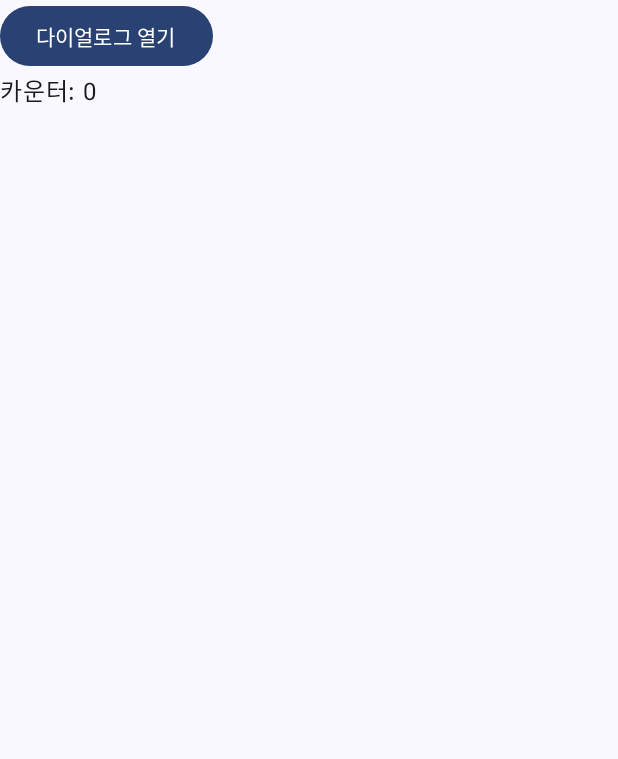
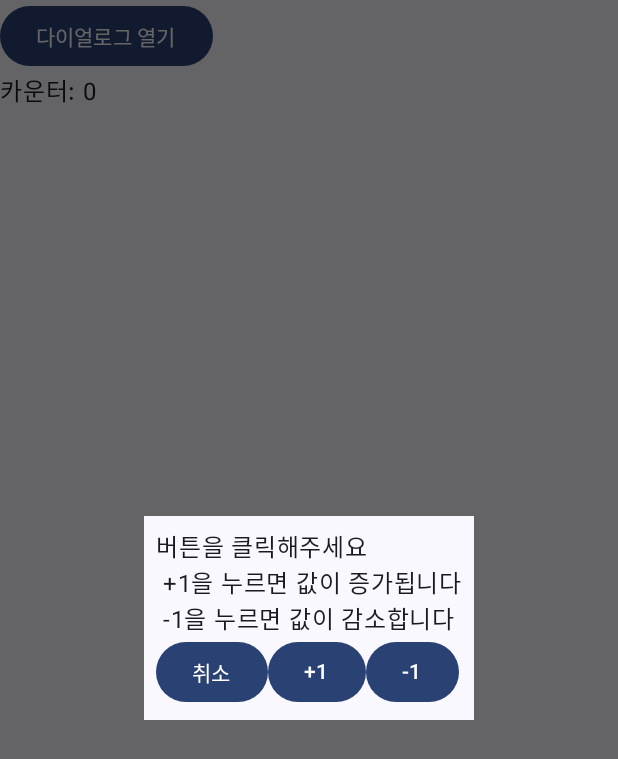
Before and after one commit to dqwdd-mega/compose_practice, an Android app built with Jetpack Compose: the screen it shows after launch (MainActivity), after a tap on "다이얼로그 열기", on a phone screen of 412 x 824 dp. Shown: the top 759 px of the screen. Run offline under Robolectric (Android 15) with nearby library versions, the phone set to English and light mode, and no system bars.

```diff
--- a/app/src/main/java/com/example/ch03_intro/MainActivity.kt
+++ b/app/src/main/java/com/example/ch03_intro/MainActivity.kt
@@ -6,7 +6,9 @@ import android.os.Bundle
 import androidx.activity.ComponentActivity
 import androidx.activity.compose.setContent
 import androidx.compose.foundation.layout.Column
+import androidx.compose.foundation.layout.Row
 import androidx.compose.foundation.layout.fillMaxSize
+import androidx.compose.foundation.layout.padding
 import androidx.compose.material3.AlertDialog
 import androidx.compose.material3.Button
 import androidx.compose.material3.ExperimentalMaterial3Api
@@ -20,6 +22,7 @@ import androidx.compose.runtime.remember
 import androidx.compose.runtime.setValue
 import androidx.compose.ui.Modifier
 import androidx.compose.ui.tooling.preview.Preview
+import androidx.compose.ui.unit.dp
 import androidx.compose.ui.window.Dialog
 import com.example.ch03_intro.ui.theme.CustomDialogTheme
 
@@ -56,10 +59,39 @@ fun CustomDialogEx() {
 
     if (openDialog) {
         Dialog(
-            onDismissRequest = {}
+            onDismissRequest = {
+                openDialog = false
+            }
         ) {
             Surface {
-
+                Column(modifier = Modifier.padding(8.dp)) {
+                    Text(text = "버튼을 클릭해주세요\n +1을 누르면 값이 증가됩니다\n -1을 누르면 값이 감소합니다")
+                    Row {
+                        Button(
+                            onClick = {
+                                openDialog = false
+                            }
+                        ) {
+                            Text(text = "취소")
+                        }
+                        Button(
+                            onClick = {
+                                openDialog = false
+                                counter++
+                            }
+                        ) {
+                            Text(text = "+1")
+                        }
+                        Button(
+                            onClick = {
+                                openDialog = false
+                                counter--
+                            }
+                        ) {
+                            Text(text = "-1")
+                        }
+                    }
+                }
             }
         }
     }
```
